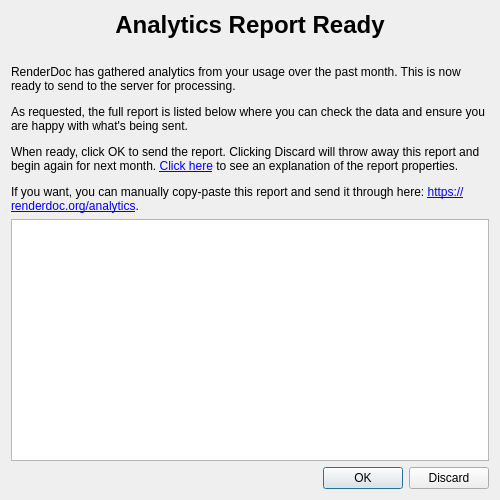
Qt form qrenderdoc/Windows/Dialogs/AnalyticsConfirmDialog.ui (Kirkice/RenderMax) before a commit.
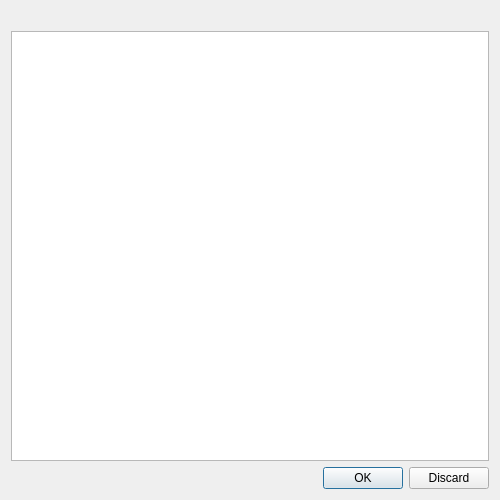
The same form after that commit.

The edit to the form file:
```diff
--- a/qrenderdoc/Windows/Dialogs/AnalyticsConfirmDialog.ui
+++ b/qrenderdoc/Windows/Dialogs/AnalyticsConfirmDialog.ui
@@ -26,7 +26,7 @@
    <item>
     <widget class="QLabel" name="label">
      <property name="text">
-      <string>&lt;html&gt;&lt;head/&gt;&lt;body&gt;&lt;p align=&quot;center&quot;&gt;&lt;span style=&quot; font-size:18pt; font-weight:600;&quot;&gt;Analytics Report Ready&lt;/span&gt;&lt;/p&gt;&lt;p&gt;&lt;br/&gt;RenderDoc has gathered analytics from your usage over the past month. This is now ready to send to the server for processing.&lt;/p&gt;&lt;p&gt;As requested, the full report is listed below where you can check the data and ensure you are happy with what's being sent.&lt;/p&gt;&lt;p&gt;When ready, click OK to send the report. Clicking Discard will throw away this report and begin again for next month. &lt;a href=&quot;#documentreport&quot;&gt;&lt;span style=&quot; text-decoration: underline; color:#0000ff;&quot;&gt;Click here&lt;/span&gt;&lt;/a&gt; to see an explanation of the report properties.&lt;/p&gt;&lt;p&gt;If you want, you can manually copy-paste this report and send it through here: &lt;a href=&quot;https://renderdoc.org/analytics&quot;&gt;&lt;span style=&quot; text-decoration: underline; color:#0000ff;&quot;&gt;https://renderdoc.org/analytics&lt;/span&gt;&lt;/a&gt;.&lt;/p&gt;&lt;/body&gt;&lt;/html&gt;</string>
+      <string><html><head/><body><p align="center"><span style=" font-size:18pt; font-weight:600;">Analytics Report Ready</span></p><p><br/>RenderMax has gathered analytics from your usage over the past month. This is now ready to send to the configured analytics service for processing.</p><p>As requested, the full report is listed below so you can check the data and ensure you are happy with what is being sent.</p><p>When ready, click OK to send the report. Clicking Discard will throw away this report and begin again next month. <a href="#documentreport"><span style=" text-decoration: underline; color:#0000ff;">Click here</span></a> to see an explanation of the report properties.</p></body></html></string>
      </property>
      <property name="wordWrap">
       <bool>true</bool>
```
